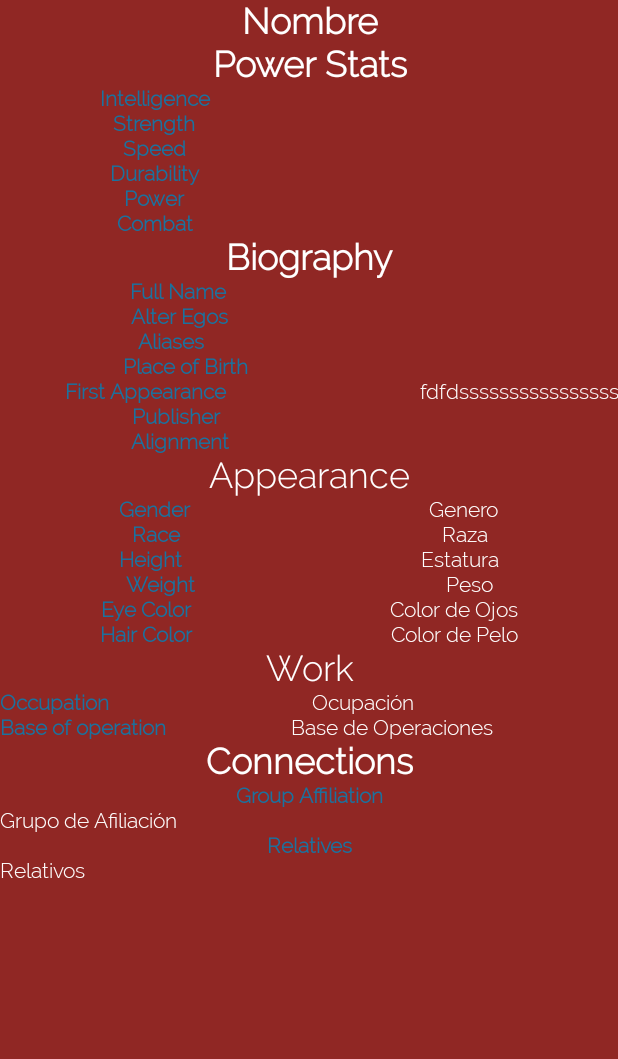
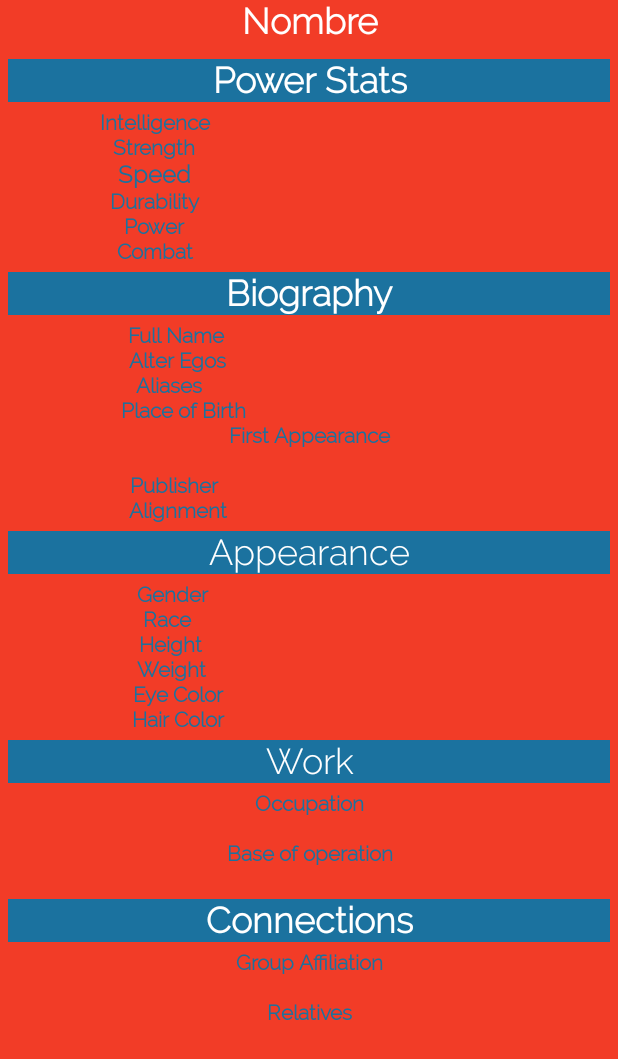
Before and after one commit to Fer-Romero96/SuperHeroAPI, an Android app: the fragment DetallesHeroeFragment placed in its activity, on a phone screen of 412 x 824 dp. Shown: the top 1059 px of the screen. Run offline under Robolectric (Android 15) with nearby library versions, the phone set to English and light mode, and no system bars; pictures from the network do not load; 2 statements that could not run were skipped.

Commit message:
Se mejora la interfaz grafica

```diff
--- a/app/src/main/res/layout/fragment_detalles_heroe.xml
+++ b/app/src/main/res/layout/fragment_detalles_heroe.xml
@@ -21,6 +21,7 @@
             android:id="@+id/heroeNombre"
             android:layout_width="match_parent"
             android:layout_height="wrap_content"
+            android:layout_marginBottom="5dp"
             android:fontFamily="@font/raleway"
             android:text="Nombre"
             android:textAlignment="center"
@@ -31,6 +32,8 @@
         <TextView
             android:layout_width="match_parent"
             android:layout_height="wrap_content"
+            android:layout_margin="5dp"
+            android:background="@color/secondaryColor"
             android:fontFamily="@font/raleway"
             android:text="Power Stats"
             android:textAlignment="center"
@@ -104,6 +107,7 @@
                 android:text="Speed"
                 android:textAlignment="center"
                 android:textColor="@color/secondaryColor"
+                android:textSize="16sp"
                 android:textStyle="bold" />
 
             <TextView
@@ -194,6 +198,8 @@
         <TextView
             android:layout_width="match_parent"
             android:layout_height="wrap_content"
+            android:layout_margin="5dp"
+            android:background="@color/secondaryColor"
             android:fontFamily="@font/raleway"
             android:text="Biography"
             android:textAlignment="center"
@@ -220,10 +226,11 @@
                 android:id="@+id/heroenombreCompleto"
                 android:layout_width="wrap_content"
                 android:layout_height="wrap_content"
-                android:textColor="@color/white"
+                android:layout_marginEnd="5dp"
+                android:layout_weight="1"
                 android:fontFamily="@font/raleway"
-                android:layout_weight="1"
-                android:textAlignment="textEnd" />
+                android:textAlignment="textEnd"
+                android:textColor="@color/white" />
         </LinearLayout>
 
         <LinearLayout
@@ -245,10 +252,11 @@
                 android:id="@+id/heroeAlterEgos"
                 android:layout_width="wrap_content"
                 android:layout_height="wrap_content"
-                android:textColor="@color/white"
+                android:layout_marginEnd="5dp"
+                android:layout_weight="1"
                 android:fontFamily="@font/raleway"
-                android:layout_weight="1"
-                android:textAlignment="textEnd" />
+                android:textAlignment="textEnd"
+                android:textColor="@color/white" />
         </LinearLayout>
 
         <LinearLayout
@@ -270,10 +278,11 @@
                 android:id="@+id/heroeAliases"
                 android:layout_width="wrap_content"
                 android:layout_height="wrap_content"
-                android:textColor="@color/white"
+                android:layout_marginEnd="5dp"
+                android:layout_weight="1"
                 android:fontFamily="@font/raleway"
-                android:layout_weight="1"
-                android:textAlignment="textEnd" />
+                android:textAlignment="textEnd"
+                android:textColor="@color/white" />
         </LinearLayout>
 
         <LinearLayout
@@ -295,19 +304,20 @@
                 android:id="@+id/heroeLugarDeNacimiento"
                 android:layout_width="wrap_content"
                 android:layout_height="wrap_content"
-                android:textColor="@color/white"
+                android:layout_marginEnd="5dp"
+                android:layout_weight="1"
                 android:fontFamily="@font/raleway"
-                android:layout_weight="1"
-                android:textAlignment="textEnd" />
+                android:textAlignment="textEnd"
+                android:textColor="@color/white" />
         </LinearLayout>
 
         <LinearLayout
             android:layout_width="match_parent"
             android:layout_height="wrap_content"
-            android:orientation="horizontal">
+            android:orientation="vertical">
 
             <TextView
-                android:layout_width="wrap_content"
+                android:layout_width="match_parent"
                 android:layout_height="wrap_content"
                 android:layout_weight="1"
                 android:fontFamily="@font/raleway"
@@ -318,13 +328,13 @@
 
             <TextView
                 android:id="@+id/heroePrimeraAparicion"
-                android:layout_width="wrap_content"
+                android:layout_width="match_parent"
                 android:layout_height="wrap_content"
-                android:textColor="@color/white"
+                android:layout_marginEnd="5dp"
+                android:layout_weight="1"
                 android:fontFamily="@font/raleway"
-                android:layout_weight="1"
-                android:text="fdfdssssssssssssssss"
-                android:textAlignment="textEnd" />
+                android:textAlignment="center"
+                android:textColor="@color/white" />
         </LinearLayout>
 
         <LinearLayout
@@ -346,10 +356,11 @@
                 android:id="@+id/heroePublicacion"
                 android:layout_width="wrap_content"
                 android:layout_height="wrap_content"
-                android:textColor="@color/white"
+                android:layout_marginEnd="5dp"
+                android:layout_weight="1"
                 android:fontFamily="@font/raleway"
-                android:layout_weight="1"
-                android:textAlignment="textEnd" />
+                android:textAlignment="textEnd"
+                android:textColor="@color/white" />
         </LinearLayout>
 
         <LinearLayout
@@ -371,15 +382,18 @@
                 android:id="@+id/heroeAlineamiento"
                 android:layout_width="wrap_content"
                 android:layout_height="wrap_content"
-                android:textColor="@color/white"
+                android:layout_marginEnd="5dp"
+                android:layout_weight="1"
                 android:fontFamily="@font/raleway"
-                android:layout_weight="1"
-                android:textAlignment="textEnd" />
+                android:textAlignment="textEnd"
+                android:textColor="@color/white" />
         </LinearLayout>
 
         <TextView
             android:layout_width="match_parent"
             android:layout_height="wrap_content"
+            android:layout_margin="5dp"
+            android:background="@color/secondaryColor"
             android:fontFamily="@font/raleway"
             android:text="Appearance"
             android:textAlignment="center"
@@ -405,11 +419,10 @@
                 android:id="@+id/heroeGenero"
                 android:layout_width="wrap_content"
                 android:layout_height="wrap_content"
-                android:textColor="@color/white"
+                android:layout_weight="1"
                 android:fontFamily="@font/raleway"
-                android:layout_weight="1"
-                android:text="Genero"
-                android:textAlignment="center" />
+                android:textAlignment="center"
+                android:textColor="@color/white" />
         </LinearLayout>
 
         <LinearLayout
@@ -431,11 +444,10 @@
                 android:id="@+id/heroeRaza"
                 android:layout_width="wrap_content"
                 android:layout_height="wrap_content"
-                android:textColor="@color/white"
+                android:layout_weight="1"
                 android:fontFamily="@font/raleway"
-                android:layout_weight="1"
-                android:text="Raza"
-                android:textAlignment="center" />
+                android:textAlignment="center"
+                android:textColor="@color/white" />
         </LinearLayout>
 
         <LinearLayout
@@ -457,11 +469,10 @@
                 android:id="@+id/heroeEstatura"
                 android:layout_width="wrap_content"
                 android:layout_height="wrap_content"
-                android:textColor="@color/white"
+                android:layout_weight="1"
                 android:fontFamily="@font/raleway"
-                android:layout_weight="1"
-                android:text="Estatura"
-                android:textAlignment="center" />
+                android:textAlignment="center"
+                android:textColor="@color/white" />
         </LinearLayout>
 
         <LinearLayout
@@ -483,11 +494,10 @@
                 android:id="@+id/heroePeso"
                 android:layout_width="wrap_content"
                 android:layout_height="wrap_content"
-                android:textColor="@color/white"
+                android:layout_weight="1"
                 android:fontFamily="@font/raleway"
-                android:layout_weight="1"
-                android:text="Peso"
-                android:textAlignment="center" />
+                android:textAlignment="center"
+                android:textColor="@color/white" />
         </LinearLayout>
 
         <LinearLayout
@@ -509,11 +519,10 @@
                 android:id="@+id/heroeColorDeOjos"
                 android:layout_width="wrap_content"
                 android:layout_height="wrap_content"
-                android:textColor="@color/white"
+                android:layout_weight="1"
                 android:fontFamily="@font/raleway"
-                android:layout_weight="1"
-                android:text="Color de Ojos"
-                android:textAlignment="center" />
+                android:textAlignment="center"
+                android:textColor="@color/white" />
         </LinearLayout>
 
         <LinearLayout
@@ -535,16 +544,17 @@
                 android:id="@+id/heroeColorDePelo"
                 android:layout_width="wrap_content"
                 android:layout_height="wrap_content"
-                android:textColor="@color/white"
+                android:layout_weight="1"
                 android:fontFamily="@font/raleway"
-                android:layout_weight="1"
-                android:text="Color de Pelo"
-                android:textAlignment="center" />
+                android:textAlignment="center"
+                android:textColor="@color/white" />
         </LinearLayout>
 
         <TextView
             android:layout_width="match_parent"
             android:layout_height="wrap_content"
+            android:layout_margin="5dp"
+            android:background="@color/secondaryColor"
             android:fontFamily="@font/raleway"
             android:text="Work"
             android:textAlignment="center"
@@ -554,54 +564,56 @@
         <LinearLayout
             android:layout_width="match_parent"
             android:layout_height="wrap_content"
-            android:orientation="horizontal">
+            android:orientation="vertical">
 
             <TextView
-                android:layout_width="wrap_content"
+                android:layout_width="match_parent"
                 android:layout_height="wrap_content"
                 android:layout_weight="1"
                 android:fontFamily="@font/raleway"
                 android:text="Occupation"
+                android:textAlignment="center"
                 android:textColor="@color/secondaryColor"
                 android:textStyle="bold" />
 
             <TextView
                 android:id="@+id/heroeOcupacion"
-                android:layout_width="wrap_content"
+                android:layout_width="match_parent"
                 android:layout_height="wrap_content"
-                android:textColor="@color/white"
+                android:layout_weight="1"
                 android:fontFamily="@font/raleway"
-                android:layout_weight="1"
-                android:text="Ocupación" />
+                android:textColor="@color/white" />
         </LinearLayout>
 
         <LinearLayout
             android:layout_width="match_parent"
             android:layout_height="wrap_content"
-            android:orientation="horizontal">
+            android:orientation="vertical">
 
             <TextView
-                android:layout_width="wrap_content"
+                android:layout_width="match_parent"
                 android:layout_height="wrap_content"
                 android:layout_weight="1"
                 android:fontFamily="@font/raleway"
                 android:text="Base of operation"
+                android:textAlignment="center"
                 android:textColor="@color/secondaryColor"
                 android:textStyle="bold" />
 
             <TextView
                 android:id="@+id/heroeBaseDeOperaciones"
-                android:layout_width="wrap_content"
+                android:layout_width="match_parent"
                 android:layout_height="wrap_content"
-                android:textColor="@color/white"
+                android:layout_weight="1"
                 android:fontFamily="@font/raleway"
-                android:layout_weight="1"
-                android:text="Base de Operaciones" />
+                android:textColor="@color/white" />
         </LinearLayout>
 
         <TextView
             android:layout_width="match_parent"
             android:layout_height="wrap_content"
+            android:layout_margin="5dp"
+            android:background="@color/secondaryColor"
             android:fontFamily="@font/raleway"
             android:text="Connections"
             android:textAlignment="center"
@@ -627,9 +639,8 @@
                 android:id="@+id/heroeGrupoDeAfiliación"
                 android:layout_width="match_parent"
                 android:layout_height="wrap_content"
-                android:textColor="@color/white"
                 android:fontFamily="@font/raleway"
-                android:text="Grupo de Afiliación" />
+                android:textColor="@color/white" />
         </LinearLayout>
 
         <LinearLayout
@@ -650,9 +661,8 @@
                 android:id="@+id/heroeRelativos"
                 android:layout_width="match_parent"
                 android:layout_height="wrap_content"
-                android:textColor="@color/white"
                 android:fontFamily="@font/raleway"
-                android:text="Relativos" />
+                android:textColor="@color/white" />
         </LinearLayout>
 
     </LinearLayout>
--- a/app/src/main/res/values/colors.xml
+++ b/app/src/main/res/values/colors.xml
@@ -8,9 +8,9 @@
     <color name="black">#FF000000</color>
     <color name="white">#FFFFFFFF</color>
 
-    <color name="primaryColor">#902724</color>
-    <color name="primaryLightColor">#902724</color>
-    <color name="primaryDarkColor">#902724</color>
+    <color name="primaryColor">#f23c27</color>
+    <color name="primaryLightColor">#f23c27</color>
+    <color name="primaryDarkColor">#f23c27</color>
 
     <color name="secondaryColor">#1b729f</color>
     <color name="secondaryLightColor">#5e92f3</color>
```
